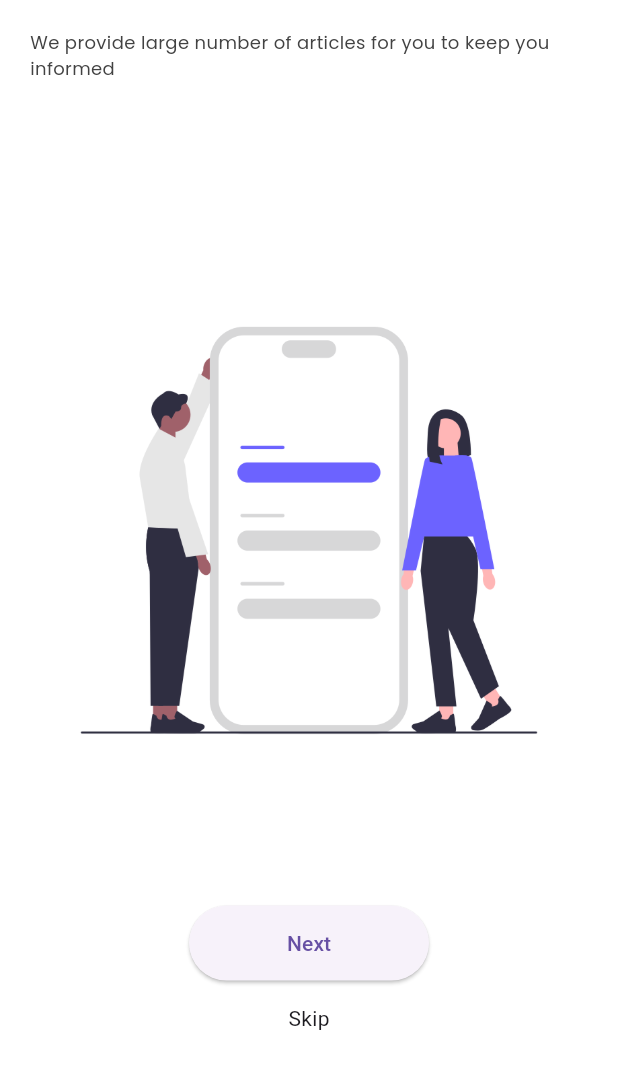
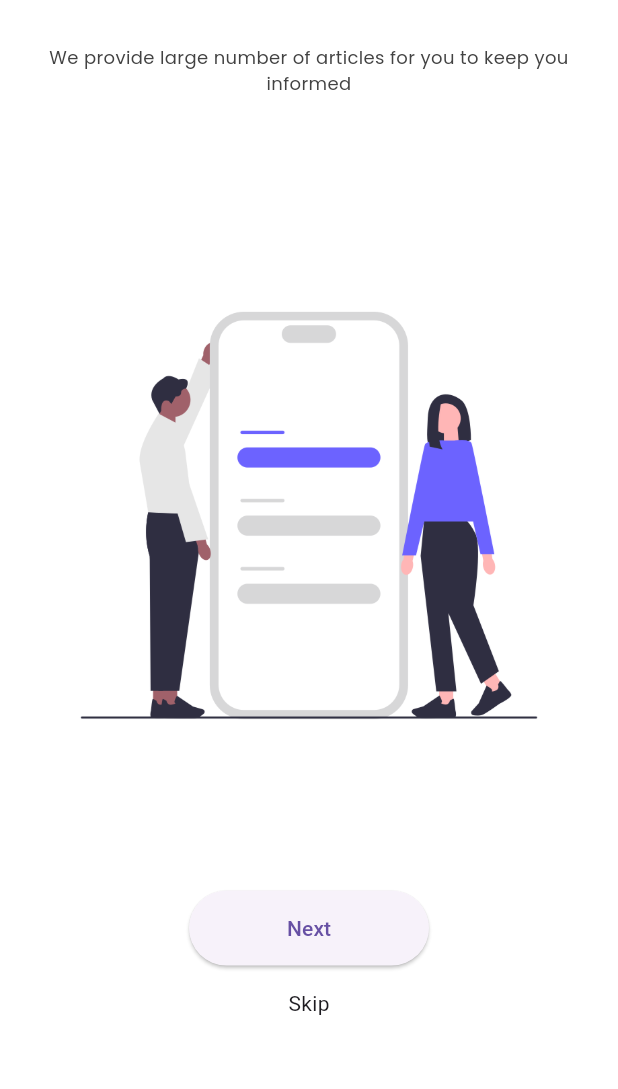
Before and after one commit to josephwatunu123/news_app, a Flutter app: the screen it shows after launch, on a phone screen of 412 x 824 dp, the part 101-1190 px from its top. Run offline on Flutter 3.47's test engine with Material 3 defaults, Android fonts, the phone set to English and light mode, and no system bars.

Commit message:
finalizing on onboarding screen UI

```diff
--- /dev/null
+++ b/lib/OnboardingScreens/onboardingScreen.dart
@@ -0,0 +1,32 @@
+import 'package:flutter/cupertino.dart';
+import 'package:flutter/material.dart';
+import 'package:news_app/OnboardingScreens/screen1.dart';
+import 'package:news_app/OnboardingScreens/screen2.dart';
+import 'package:news_app/OnboardingScreens/screen3.dart';
+
+class OnboardingScreen extends StatefulWidget{
+  const OnboardingScreen({super.key,});
+
+  @override
+  State<OnboardingScreen>createState()=> _OnboardingScreenState();
+}
+
+class _OnboardingScreenState extends State<OnboardingScreen>{
+
+  @override
+  Widget build(BuildContext context){
+    return SafeArea(
+        child: Scaffold(
+      backgroundColor: Colors.white,
+          body: PageView(
+            children:
+               [
+                Screen1(),
+                Screen2(),
+                Screen3(),
+              ],
+
+          ),
+    ));
+  }
+}
--- a/lib/OnboardingScreens/screen1.dart
+++ b/lib/OnboardingScreens/screen1.dart
@@ -32,11 +32,15 @@ class _Screen1State extends State<Screen1>{
                 Container(
                   child: Text('All the news', style: greetingsStyle,),
                 ),
+                SizedBox(height: 30,),
                 Container(
                   child: Padding(
-                    padding: const EdgeInsets.all(20.0),
-                    child: Expanded
-                      (child: Text('We provide large number of articles for you to keep you informed', style: onboardingScreenMinorText,)),
+                    padding: const EdgeInsets.symmetric(horizontal: 20),
+                    child:  Text('We provide large number of articles for you to keep you informed',
+                      style: onboardingScreenMinorText,
+                      textAlign: TextAlign.center,
+                    ),
+
                   ),
                 ),
                 SizedBox(height: 30,),
--- a/lib/main.dart
+++ b/lib/main.dart
@@ -1,5 +1,6 @@
 import 'package:flutter/material.dart';
 import 'package:news_app/Article.dart';
+import 'package:news_app/OnboardingScreens/onboardingScreen.dart';
 import 'package:news_app/OnboardingScreens/screen1.dart';
 import 'homepage.dart'; // Import your HomePage file
 
@@ -13,7 +14,7 @@ class MyApp extends StatelessWidget {
     const String appTitle = 'Flutter news App';
     return MaterialApp(
       title: appTitle,
-      home: Screen1(), // Set HomePage as the home widget
+      home: OnboardingScreen(), // Set HomePage as the home widget
     );
   }
 }
```
Also changed, not shown: lib/OnboardingScreens/screen2.dart (+3 -4 lines), lib/OnboardingScreens/screen3.dart (+4 -4 lines), images/around_world.png (added), images/relaxing.png (added).
